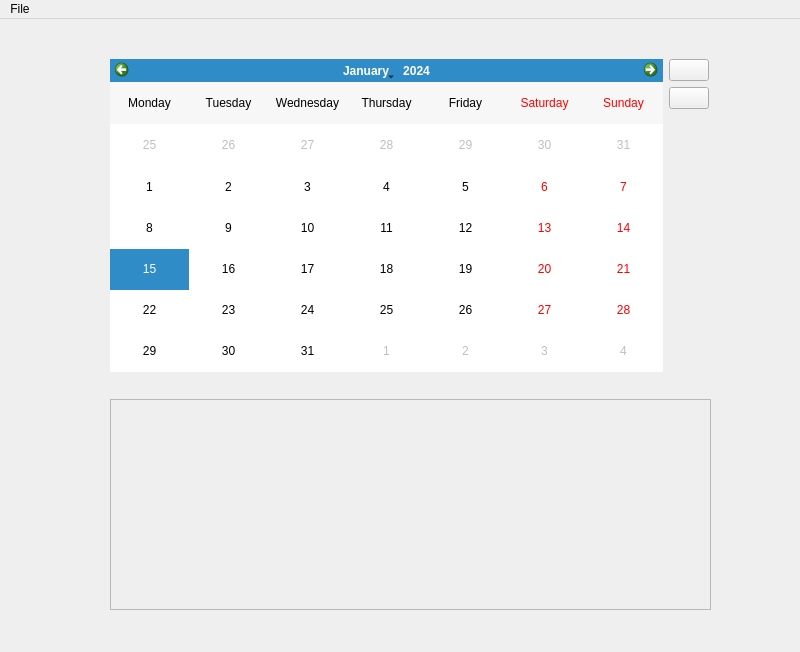
The window that mainwindow.ui (gedamial/Dentiny) describes before a commit, drawn with Qt 5.
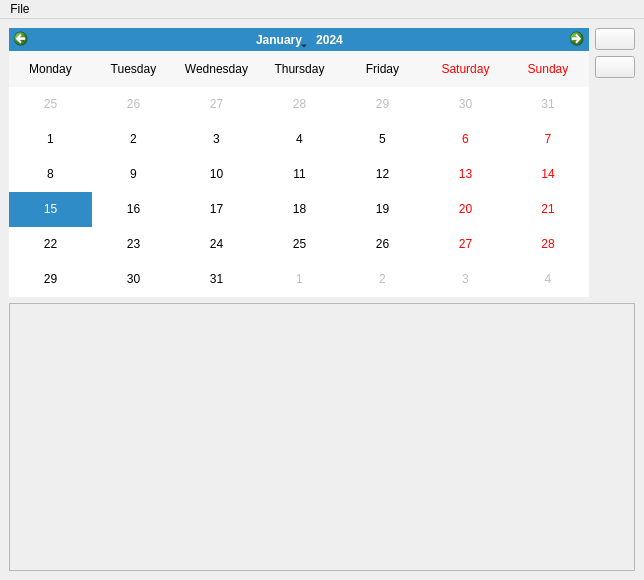
The same window after the commit. Icons and pictures are not drawn.

Patch:
```diff
--- a/mainwindow.ui
+++ b/mainwindow.ui
@@ -6,24 +6,17 @@
    <rect>
     <x>0</x>
     <y>0</y>
-    <width>800</width>
-    <height>652</height>
+    <width>644</width>
+    <height>580</height>
    </rect>
   </property>
   <property name="windowTitle">
    <string>Dentiny</string>
   </property>
   <widget class="QWidget" name="centralwidget">
-   <widget class="QWidget" name="horizontalLayoutWidget">
-    <property name="geometry">
-     <rect>
-      <x>110</x>
-      <y>40</y>
-      <width>599</width>
-      <height>313</height>
-     </rect>
-    </property>
-    <layout class="QHBoxLayout" name="horizontalLayout">
+   <layout class="QVBoxLayout" name="verticalLayout_3">
+    <item>
+     <layout class="QHBoxLayout" name="topLayout">
      <item>
       <widget class="QCalendarWidget" name="calendarWidget">
        <property name="firstDayOfWeek">
@@ -102,16 +95,11 @@
       </layout>
      </item>
     </layout>
-   </widget>
+    </item>
+    <item>
+     <layout class="QVBoxLayout" name="bottomLayout">
+      <item>
    <widget class="QScrollArea" name="scrollArea">
-    <property name="geometry">
-     <rect>
-      <x>110</x>
-      <y>380</y>
-      <width>601</width>
-      <height>211</height>
-     </rect>
-    </property>
     <property name="widgetResizable">
      <bool>true</bool>
     </property>
@@ -120,19 +108,23 @@
       <rect>
        <x>0</x>
        <y>0</y>
-       <width>599</width>
-       <height>209</height>
+           <width>618</width>
+           <height>258</height>
       </rect>
      </property>
     </widget>
    </widget>
+      </item>
+     </layout>
+    </item>
+   </layout>
   </widget>
   <widget class="QMenuBar" name="menubar">
    <property name="geometry">
     <rect>
      <x>0</x>
      <y>0</y>
-     <width>800</width>
+     <width>644</width>
      <height>26</height>
     </rect>
    </property>
```
Lines whose indentation alone changed are shown as unchanged.
